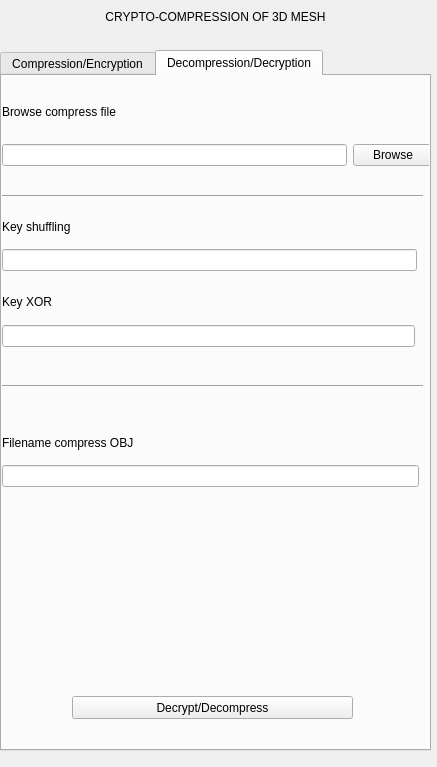
Before: the Qt Designer form Crypto-compression_of_3D_objects/Code/Crypto-compression_of_3D_objects/Interface/mainWindows.ui in EmeryBV/Crypto-compression_of_3D_objects, drawn with Qt 5.
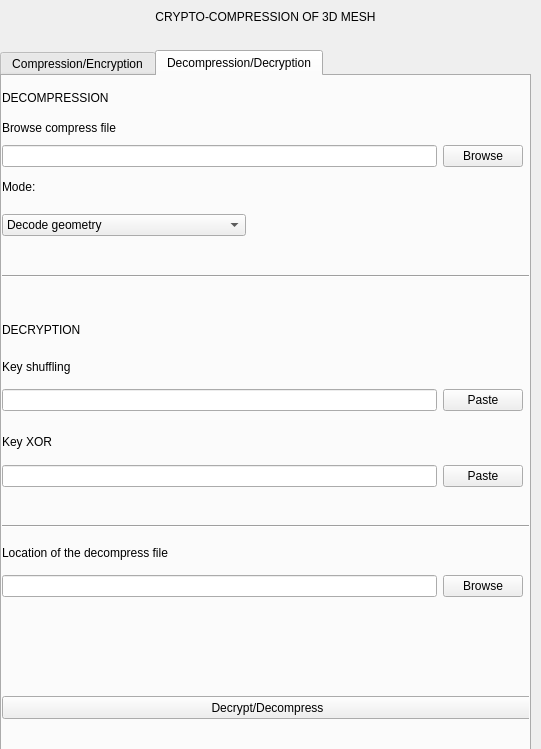
After: the same form once the commit is applied. The open tabs and pages were chosen to show the change.

```diff
--- a/Crypto-compression_of_3D_objects/Code/Crypto-compression_of_3D_objects/Interface/mainWindows.ui
+++ b/Crypto-compression_of_3D_objects/Code/Crypto-compression_of_3D_objects/Interface/mainWindows.ui
@@ -6,8 +6,8 @@
    <rect>
     <x>0</x>
     <y>0</y>
-    <width>437</width>
-    <height>767</height>
+    <width>541</width>
+    <height>749</height>
    </rect>
   </property>
   <property name="windowTitle">
@@ -19,7 +19,7 @@
      <rect>
       <x>0</x>
       <y>6</y>
-      <width>431</width>
+      <width>531</width>
       <height>21</height>
      </rect>
     </property>
@@ -35,7 +35,7 @@
      <rect>
       <x>0</x>
       <y>50</y>
-      <width>431</width>
+      <width>531</width>
       <height>701</height>
      </rect>
     </property>
@@ -218,11 +218,11 @@
        <bool>false</bool>
       </property>
      </widget>
-     <widget class="QWidget" name="">
+     <widget class="QWidget" name="layoutWidget">
       <property name="geometry">
        <rect>
         <x>0</x>
-        <y>250</y>
+        <y>270</y>
         <width>211</width>
         <height>61</height>
        </rect>
@@ -416,9 +416,9 @@
      <widget class="QPushButton" name="execute2">
       <property name="geometry">
        <rect>
-        <x>70</x>
+        <x>0</x>
         <y>620</y>
-        <width>281</width>
+        <width>531</width>
         <height>23</height>
        </rect>
       </property>
@@ -430,8 +430,8 @@
       <property name="geometry">
        <rect>
         <x>0</x>
-        <y>240</y>
-        <width>413</width>
+        <y>380</y>
+        <width>521</width>
         <height>41</height>
        </rect>
       </property>
@@ -446,14 +446,21 @@
          </property>
         </widget>
        </item>
+       <item>
+        <widget class="QPushButton" name="pushButton_2">
+         <property name="text">
+          <string>Paste</string>
+         </property>
+        </widget>
+       </item>
       </layout>
      </widget>
      <widget class="Line" name="line_3">
       <property name="geometry">
        <rect>
         <x>0</x>
-        <y>300</y>
-        <width>421</width>
+        <y>440</y>
+        <width>531</width>
         <height>20</height>
        </rect>
       </property>
@@ -468,7 +475,7 @@
       <property name="geometry">
        <rect>
         <x>0</x>
-        <y>210</y>
+        <y>350</y>
         <width>61</width>
         <height>31</height>
        </rect>
@@ -481,8 +488,8 @@
       <property name="geometry">
        <rect>
         <x>0</x>
-        <y>160</y>
-        <width>415</width>
+        <y>300</y>
+        <width>521</width>
         <height>48</height>
        </rect>
       </property>
@@ -497,6 +504,13 @@
          </property>
         </widget>
        </item>
+       <item>
+        <widget class="QPushButton" name="pushButton">
+         <property name="text">
+          <string>Paste</string>
+         </property>
+        </widget>
+       </item>
       </layout>
      </widget>
      <widget class="QWidget" name="verticalLayoutWidget_4">
@@ -504,11 +518,30 @@
        <rect>
         <x>0</x>
         <y>10</y>
-        <width>431</width>
+        <width>521</width>
         <height>81</height>
        </rect>
       </property>
       <layout class="QVBoxLayout" name="verticalLayout_8">
+       <item>
+        <widget class="QLabel" name="label_16">
+         <property name="maximumSize">
+          <size>
+           <width>300</width>
+           <height>40</height>
+          </size>
+         </property>
+         <property name="styleSheet">
+          <string notr="true">font: 14pt &quot;RaghuMalayalamSans&quot;;</string>
+         </property>
+         <property name="text">
+          <string>DECOMPRESSION</string>
+         </property>
+         <property name="textFormat">
+          <enum>Qt::AutoText</enum>
+         </property>
+        </widget>
+       </item>
        <item>
         <widget class="QLabel" name="label_3">
          <property name="maximumSize">
@@ -545,7 +578,7 @@
       <property name="geometry">
        <rect>
         <x>0</x>
-        <y>130</y>
+        <y>270</y>
         <width>91</width>
         <height>41</height>
        </rect>
@@ -558,8 +591,8 @@
       <property name="geometry">
        <rect>
         <x>0</x>
-        <y>110</y>
-        <width>421</width>
+        <y>190</y>
+        <width>531</width>
         <height>20</height>
        </rect>
       </property>
@@ -567,25 +600,100 @@
        <enum>Qt::Horizontal</enum>
       </property>
      </widget>
-     <widget class="QWidget" name="layoutWidget">
+     <widget class="QWidget" name="verticalLayoutWidget_5">
       <property name="geometry">
        <rect>
         <x>0</x>
-        <y>350</y>
-        <width>417</width>
+        <y>90</y>
+        <width>244</width>
+        <height>70</height>
+       </rect>
+      </property>
+      <layout class="QVBoxLayout" name="verticalLayout_7">
+       <item>
+        <widget class="QLabel" name="label_15">
+         <property name="text">
+          <string>Mode:</string>
+         </property>
+        </widget>
+       </item>
+       <item>
+        <widget class="QComboBox" name="decodeMode">
+         <item>
+          <property name="text">
+           <string>Decode geometry</string>
+          </property>
+         </item>
+         <item>
+          <property name="text">
+           <string>Decode connectivity + geometry</string>
+          </property>
+         </item>
+        </widget>
+       </item>
+      </layout>
+     </widget>
+     <widget class="QLabel" name="label_17">
+      <property name="geometry">
+       <rect>
+        <x>0</x>
+        <y>240</y>
+        <width>300</width>
+        <height>27</height>
+       </rect>
+      </property>
+      <property name="maximumSize">
+       <size>
+        <width>300</width>
+        <height>40</height>
+       </size>
+      </property>
+      <property name="styleSheet">
+       <string notr="true">font: 14pt &quot;RaghuMalayalamSans&quot;;</string>
+      </property>
+      <property name="text">
+       <string>DECRYPTION</string>
+      </property>
+      <property name="textFormat">
+       <enum>Qt::AutoText</enum>
+      </property>
+     </widget>
+     <widget class="QWidget" name="verticalLayoutWidget_7">
+      <property name="geometry">
+       <rect>
+        <x>0</x>
+        <y>460</y>
+        <width>521</width>
         <height>61</height>
        </rect>
       </property>
-      <layout class="QVBoxLayout" name="verticalLayout_2">
+      <layout class="QVBoxLayout" name="verticalLayout_10">
        <item>
-        <widget class="QLabel" name="label_9">
+        <widget class="QLabel" name="label_18">
+         <property name="maximumSize">
+          <size>
+           <width>16777215</width>
+           <height>50</height>
+          </size>
+         </property>
          <property name="text">
-          <string>Filename compress OBJ</string>
+          <string>Location of the decompress file</string>
          </property>
         </widget>
        </item>
        <item>
-        <widget class="QLineEdit" name="filepathDestination2"/>
+        <layout class="QHBoxLayout" name="horizontalLayout_10">
+         <item>
+          <widget class="QLineEdit" name="filepathDestination_2"/>
+         </item>
+         <item>
+          <widget class="QPushButton" name="browseDestinationFile_2">
+           <property name="text">
+            <string>Browse</string>
+           </property>
+          </widget>
+         </item>
+        </layout>
        </item>
       </layout>
      </widget>
```
Left out of the diff: 274 changed lines with no effect on the pictures.
